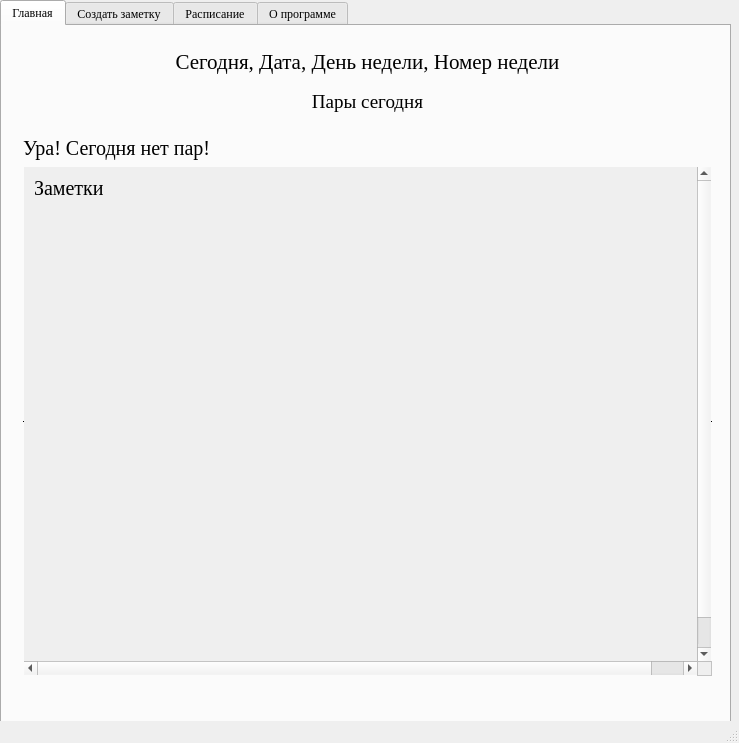
Above: mainwindow.ui from artempal/course_2016 before the change. Below: the same form after it.
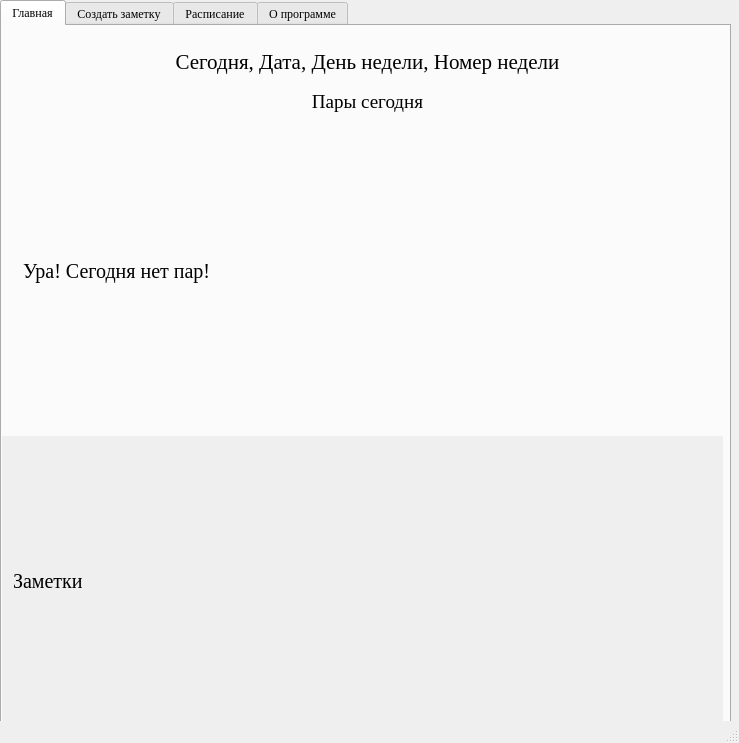
That is the form after the change.

Commit message: нормальный scroll для заметок

```diff
--- a/mainwindow.ui
+++ b/mainwindow.ui
@@ -98,7 +98,7 @@
         <x>10</x>
         <y>100</y>
         <width>711</width>
-        <height>561</height>
+        <height>291</height>
        </rect>
       </property>
       <layout class="QVBoxLayout" name="verticalLayout">
@@ -124,71 +124,43 @@
          </property>
         </widget>
        </item>
-       <item>
+      </layout>
+     </widget>
         <widget class="QScrollArea" name="scrollArea">
-         <property name="sizePolicy">
-          <sizepolicy hsizetype="Preferred" vsizetype="Preferred">
-           <horstretch>0</horstretch>
-           <verstretch>0</verstretch>
-          </sizepolicy>
+      <property name="geometry">
+       <rect>
+        <x>0</x>
+        <y>410</y>
+        <width>721</width>
+        <height>291</height>
+       </rect>
          </property>
          <property name="frameShape">
-          <enum>QFrame::HLine</enum>
+       <enum>QFrame::NoFrame</enum>
          </property>
          <property name="frameShadow">
           <enum>QFrame::Plain</enum>
          </property>
-         <property name="lineWidth">
-          <number>1</number>
-         </property>
-         <property name="verticalScrollBarPolicy">
-          <enum>Qt::ScrollBarAsNeeded</enum>
-         </property>
          <property name="sizeAdjustPolicy">
-          <enum>QAbstractScrollArea::AdjustIgnored</enum>
+       <enum>QAbstractScrollArea::AdjustToContents</enum>
          </property>
          <property name="widgetResizable">
-          <bool>false</bool>
-         </property>
-         <property name="alignment">
-          <set>Qt::AlignCenter</set>
-         </property>
-         <widget class="QWidget" name="scrollAreaWidgetContents_3">
+       <bool>true</bool>
+      </property>
+      <widget class="QWidget" name="scrollAreaWidgetContents">
           <property name="geometry">
            <rect>
             <x>0</x>
             <y>0</y>
-            <width>707</width>
-            <height>527</height>
-           </rect>
-          </property>
-          <property name="sizePolicy">
-           <sizepolicy hsizetype="Preferred" vsizetype="Preferred">
-            <horstretch>0</horstretch>
-            <verstretch>0</verstretch>
-           </sizepolicy>
-          </property>
-          <property name="layoutDirection">
-           <enum>Qt::LeftToRight</enum>
-          </property>
-          <property name="autoFillBackground">
-           <bool>true</bool>
-          </property>
+         <width>721</width>
+         <height>291</height>
+        </rect>
+       </property>
+       <layout class="QVBoxLayout" name="verticalLayout_3">
+        <item>
+         <layout class="QVBoxLayout" name="verticalLayout_2">
+          <item>
           <widget class="QLabel" name="marks_conteiner">
-           <property name="geometry">
-            <rect>
-             <x>10</x>
-             <y>10</y>
-             <width>691</width>
-             <height>500</height>
-            </rect>
-           </property>
-           <property name="sizePolicy">
-            <sizepolicy hsizetype="Preferred" vsizetype="Preferred">
-             <horstretch>0</horstretch>
-             <verstretch>0</verstretch>
-            </sizepolicy>
-           </property>
            <property name="font">
             <font>
              <pointsize>15</pointsize>
@@ -197,20 +169,12 @@
            <property name="text">
             <string>Заметки</string>
            </property>
-           <property name="textFormat">
-            <enum>Qt::AutoText</enum>
-           </property>
-           <property name="alignment">
-            <set>Qt::AlignLeading|Qt::AlignLeft|Qt::AlignTop</set>
-           </property>
-           <property name="wordWrap">
-            <bool>true</bool>
-           </property>
-          </widget>
-         </widget>
-        </widget>
-       </item>
-      </layout>
+           </widget>
+          </item>
+         </layout>
+        </item>
+       </layout>
+      </widget>
      </widget>
     </widget>
     <widget class="QWidget" name="tab_2">
```
Lines whose indentation alone changed are shown as unchanged.
